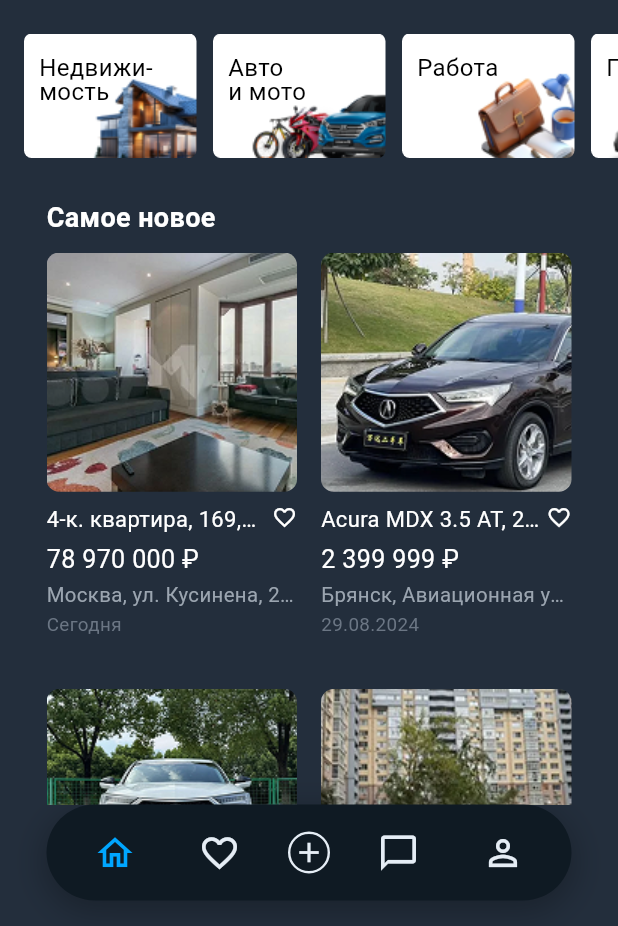
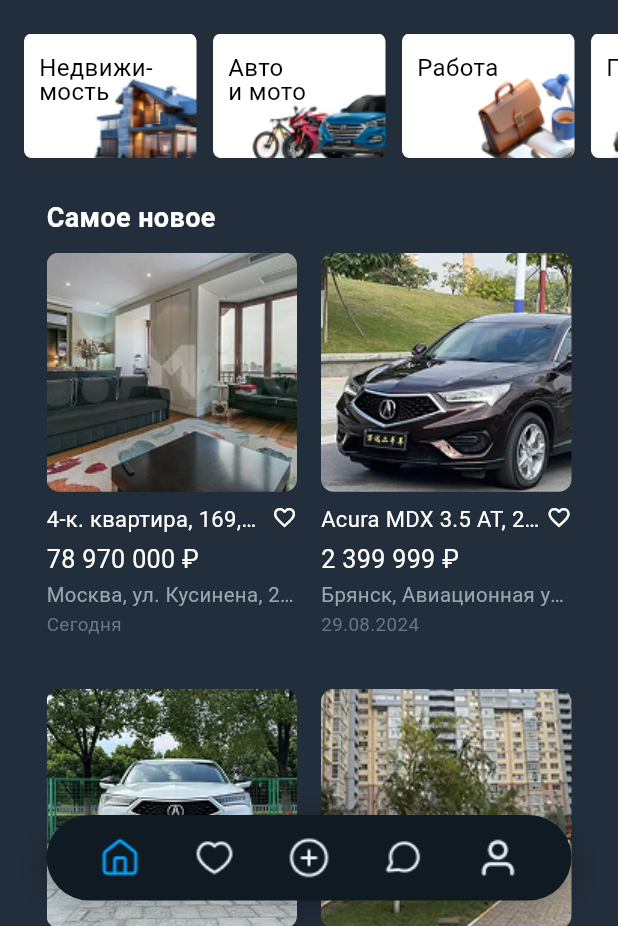
Before and after one commit to Zakirov-Yuriy/Lidle, a Flutter app: the screen it shows after launch, on a phone screen of 412 x 824 dp, the part 310-1236 px from its top. Run offline on Flutter 3.47's test engine with Material 3 defaults, Android fonts, the light colour scheme and no system bars; our stand-ins replace flutter_svg.

Commit message:
нижнее меню

```diff
--- a/lib/main.dart
+++ b/lib/main.dart
@@ -43,8 +43,10 @@
   @override
   Widget build(BuildContext context) {
     return Scaffold(
+      extendBody: true,
       backgroundColor: const Color(0xFF232E3C),
       body: SafeArea(
+        bottom: false,
         child: Column(
           children: [
             // Header с логотипом
@@ -270,12 +272,16 @@
             final itemWidth = (constraints.maxWidth - 31 - 31 - 16) / 2;
 
             // FIX: гарантируем достаточную высоту тайла
-            double tileHeight = 263;         // базовая высота
+            double tileHeight = 263; // базовая высота
             if (itemWidth < 170) tileHeight = 275; // +12 px запаса под текст
-            if (itemWidth < 140) tileHeight = 300; // ещё больше для очень узких экранов
+            if (itemWidth < 140)
+              tileHeight = 300; // ещё больше для очень узких экранов
 
             return GridView.custom(
-              padding: const EdgeInsets.only(left: 31, right: 31), // нижний отступ здесь
+              padding: const EdgeInsets.only(
+                left: 31,
+                right: 31,
+              ), // нижний отступ здесь
               gridDelegate: SliverGridDelegateWithFixedCrossAxisCount(
                 crossAxisCount: 2,
                 crossAxisSpacing: 16,
@@ -419,7 +425,6 @@
                   ),
 
                   SizedBox(height: 3 * scale), // FIX: было 4
-
                   // Цена
                   Text(
                     price,
@@ -431,7 +436,6 @@
                   ),
 
                   SizedBox(height: 3 * scale), // FIX: было 4
-
                   // Адрес
                   Text(
                     location,
@@ -474,7 +478,7 @@
       child: Padding(
         padding: const EdgeInsets.fromLTRB(31, 0, 31, 17), // отступы от краёв
         child: Container(
-        height: 64,
+          height: 57,
           decoration: BoxDecoration(
             color: _barColor,
             borderRadius: BorderRadius.circular(37.5), // пилюля
@@ -490,11 +494,11 @@
           child: Row(
             mainAxisAlignment: MainAxisAlignment.spaceEvenly, // как на скрине
             children: [
-            _buildNavItem(Icons.home_outlined, 0),
-            _buildNavItem(Icons.favorite_border, 1),
+              _buildNavItem('assets/BottomNavigation/home-02.png', 0),
+              _buildNavItem('assets/BottomNavigation/heart-rounded.png', 1),
               _buildCenterAdd(2), // “+” в кружке
-            _buildNavItem(Icons.chat_bubble_outline, 3),
-            _buildNavItem(Icons.person_outline, 4),
+              _buildNavItem('assets/BottomNavigation/message-circle-01.png', 3),
+              _buildNavItem('assets/BottomNavigation/user-01.png', 4),
             ],
           ),
         ),
@@ -503,19 +507,20 @@
   }
 
   // Обычные пункты
-Widget _buildNavItem(IconData icon, int index) {
+  Widget _buildNavItem(String iconPath, int index) {
     final isSelected = _selectedIndex == index;
 
     return Material(
       color: Colors.transparent,
       child: InkWell(
-      borderRadius: BorderRadius.circular(20),
+        borderRadius: BorderRadius.circular(50),
         onTap: () => setState(() => _selectedIndex = index),
         child: Padding(
-        padding: const EdgeInsets.all(10),
-        child: Icon(
-          icon,
-          size: 28,
+          padding: const EdgeInsets.all(0),
+          child: Image.asset(
+            iconPath,
+            width: 28,
+            height: 28,
             color: isSelected ? _iconActive : _iconInactive,
           ),
         ),
@@ -536,16 +541,11 @@
           width: 28,
           height: 28,
           alignment: Alignment.center,
-        decoration: BoxDecoration(
-          borderRadius: BorderRadius.circular(22),
-          border: Border.all(
-            color: isSelected ? _iconActive : _iconInactive,
-            width: 1.6,
-          ),
-        ),
-        child: Icon(
-          Icons.add,
-          size: 22,
+
+          child: Image.asset(
+            'assets/BottomNavigation/plus-circle.png',
+            width: 28,
+            height: 28,
             color: isSelected ? _iconActive : _iconInactive,
           ),
         ),
--- a/pubspec.yaml
+++ b/pubspec.yaml
@@ -64,6 +64,8 @@
     - assets/
     - assets/logo.png
     - assets/settings.svg
+    - assets/BottomNavigation/
+
 
   # An image asset can refer to one or more resolution-specific "variants", see
   # https://flutter.dev/to/resolution-aware-images
```
Also changed, not shown: assets/BottomNavigation/heart-rounded.png (added), assets/BottomNavigation/home-02.png (added), assets/BottomNavigation/message-circle-01.png (added), assets/BottomNavigation/plus-circle.png (added), assets/BottomNavigation/user-01.png (added). Lines whose indentation alone changed are shown as unchanged.
